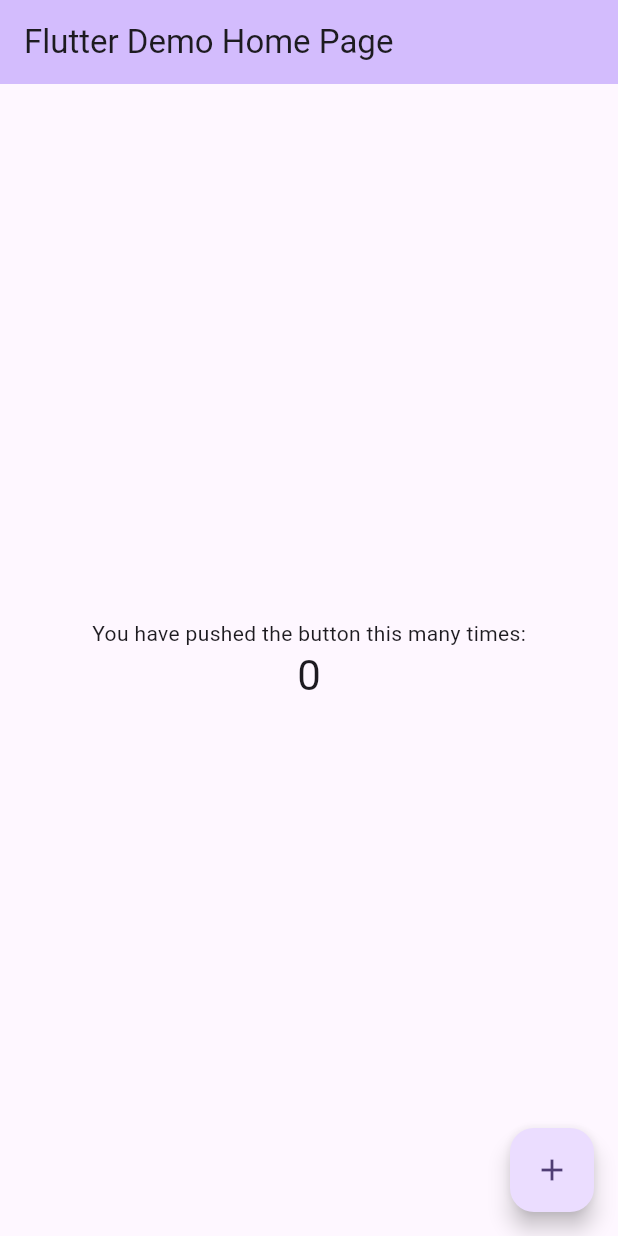
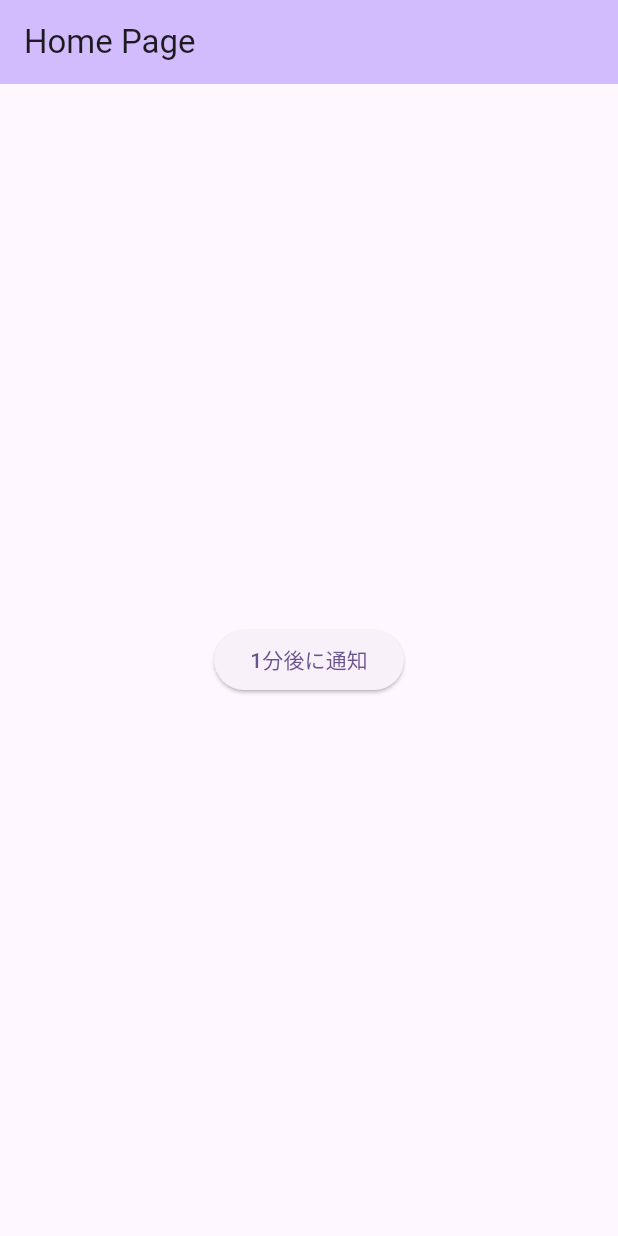
Before and after one commit to npkk/flutter-sandbox, a Flutter app: the screen it shows after launch, on a phone screen of 412 x 824 dp. Run offline on Flutter 3.47's test engine with Material 3 defaults, Android fonts, the phone set to English and light mode, and no system bars; our stand-ins replace flutter_local_notifications, flutter_riverpod, flutter_timezone, timezone.

```diff
--- a/lib/main.dart
+++ b/lib/main.dart
@@ -1,68 +1,45 @@
 import 'package:flutter/material.dart';
+import 'package:flutter_riverpod/flutter_riverpod.dart';
+import 'package:flutter_sandbox/state/notification_permission.dart';
+import 'package:flutter_sandbox/ui/page/home_page.dart';
+import 'package:flutter_timezone/flutter_timezone.dart';
+import 'package:timezone/timezone.dart' as tz;
+import 'package:timezone/data/latest_all.dart' as tz;
 
-void main() {
-  runApp(const MyApp());
+Future<void> main() async {
+  WidgetsFlutterBinding.ensureInitialized();
+
+  tz.initializeTimeZones();
+  final timezone = await FlutterTimezone.getLocalTimezone();
+  tz.setLocalLocation(tz.getLocation(timezone));
+
+  runApp(ProviderScope(child: MyApp()));
 }
 
-class MyApp extends StatelessWidget {
+class MyApp extends ConsumerWidget {
   const MyApp({super.key});
 
   @override
-  Widget build(BuildContext context) {
+  Widget build(BuildContext context, WidgetRef ref) {
+    final permission = ref.watch(notificationPermissionNotifierProvider);
     return MaterialApp(
       title: 'Flutter Demo',
       theme: ThemeData(
         colorScheme: ColorScheme.fromSeed(seedColor: Colors.deepPurple),
         useMaterial3: true,
       ),
-      home: const MyHomePage(title: 'Flutter Demo Home Page'),
-    );
-  }
-}
-
-class MyHomePage extends StatefulWidget {
-  const MyHomePage({super.key, required this.title});
-
-  final String title;
-
-  @override
-  State<MyHomePage> createState() => _MyHomePageState();
-}
-
-class _MyHomePageState extends State<MyHomePage> {
-  int _counter = 0;
-
-  void _incrementCounter() {
-    setState(() {
-      _counter++;
-    });
-  }
-
-  @override
-  Widget build(BuildContext context) {
-    return Scaffold(
-      appBar: AppBar(
-        backgroundColor: Theme.of(context).colorScheme.inversePrimary,
-        title: Text(widget.title),
-      ),
-      body: Center(
-        child: Column(
-          mainAxisAlignment: MainAxisAlignment.center,
-          children: <Widget>[
-            const Text(
-              'You have pushed the button this many times:',
-            ),
-            Text(
-              '$_counter',
-              style: Theme.of(context).textTheme.headlineMedium,
-            ),
-          ],
+      home: permission.when(
+        data: (value) => value ? const HomePage() : const Scaffold(),
+        loading: () => const Scaffold(
+          body: Center(
+            child: CircularProgressIndicator(),
+          ),
         ),
-      ),
-      floatingActionButton: FloatingActionButton(
-        onPressed: _incrementCounter,
-        tooltip: 'Increment',
-        child: const Icon(Icons.add),
+        error: (error, stackTrace) => Scaffold(
+          body: Center(
+            child: Text('Error: $error'),
+          ),
+        ),
       ),
     );
   }
--- /dev/null
+++ b/lib/state/flutter_local_notification_plugin.dart
@@ -0,0 +1,19 @@
+import 'package:flutter_local_notifications/flutter_local_notifications.dart';
+import 'package:flutter_riverpod/flutter_riverpod.dart';
+
+/// Provider for [FlutterLocalNotificationsPlugin].
+final flutterLocalNotificationPluginProvider =
+    FutureProvider<FlutterLocalNotificationsPlugin>(
+  (ref) async {
+    final FlutterLocalNotificationsPlugin flutterLocalNotificationsPlugin =
+        FlutterLocalNotificationsPlugin();
+    final AndroidInitializationSettings initializationSettingsAndroid =
+        AndroidInitializationSettings('@mipmap/ic_launcher');
+    final InitializationSettings initializationSettings =
+        InitializationSettings(
+      android: initializationSettingsAndroid,
+    );
+    await flutterLocalNotificationsPlugin.initialize(initializationSettings);
+    return flutterLocalNotificationsPlugin;
+  },
+);
--- /dev/null
+++ b/lib/ui/page/home_page.dart
@@ -0,0 +1,81 @@
+import 'package:flutter/material.dart';
+import 'package:flutter_local_notifications/flutter_local_notifications.dart';
+import 'package:flutter_riverpod/flutter_riverpod.dart';
+import 'package:flutter_sandbox/state/flutter_local_notification_plugin.dart';
+import 'package:timezone/timezone.dart' as tz;
+
+class HomePage extends ConsumerWidget {
+  const HomePage({
+    super.key,
+  });
+
+  @override
+  Widget build(BuildContext context, WidgetRef ref) {
+    final flnp = ref.watch(flutterLocalNotificationPluginProvider.future);
+    return Scaffold(
+      appBar: AppBar(
+        backgroundColor: Theme.of(context).colorScheme.inversePrimary,
+        title: Text('Home Page'),
+      ),
+      body: Center(
+        child: Column(
+          mainAxisAlignment: MainAxisAlignment.center,
+          children: <Widget>[
+            FutureBuilder(
+              future: flnp,
+              builder: (context, snapshot) {
+                if (snapshot.connectionState != ConnectionState.done) {
+                  return CircularProgressIndicator();
+                }
+                return ElevatedButton(
+                  onPressed: () async {
+                    debugPrint('タップされた');
+
+                    const notificationDetails = NotificationDetails(
+                      android: AndroidNotificationDetails(
+                        'channel_id_0',
+                        'channel_name_0',
+                        channelDescription: 'description',
+                        importance: Importance.max,
+                        priority: Priority.high,
+                        ticker: 'ticker',
+                        actions: <AndroidNotificationAction>[
+                          AndroidNotificationAction(
+                            'react',
+                            'React',
+                            cancelNotification: true,
+                            showsUserInterface: true,
+                          ),
+                          AndroidNotificationAction(
+                            'ignore',
+                            'Ignore',
+                            cancelNotification: true,
+                            showsUserInterface: false,
+                          ),
+                        ],
+                      ),
+                    );
+                    await snapshot.data!.zonedSchedule(
+                      0,
+                      'title',
+                      'body',
+                      tz.TZDateTime.now(tz.local)
+                          .add(const Duration(minutes: 1)),
+                      notificationDetails,
+                      androidScheduleMode:
+                          AndroidScheduleMode.exactAllowWhileIdle,
+                      uiLocalNotificationDateInterpretation:
+                          UILocalNotificationDateInterpretation.absoluteTime,
+                    );
+                    debugPrint('通知が登録された');
+                  },
+                  child: Text('1分後に通知'),
+                );
+              },
+            ),
+          ],
+        ),
+      ),
+    );
+  }
+}
```
Also changed, not shown: lib/state/notification_permission.dart (added, +38 -0 lines).
